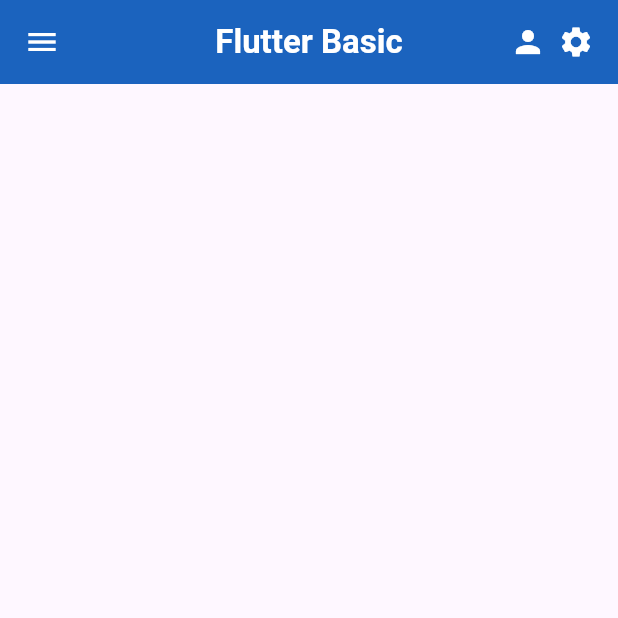
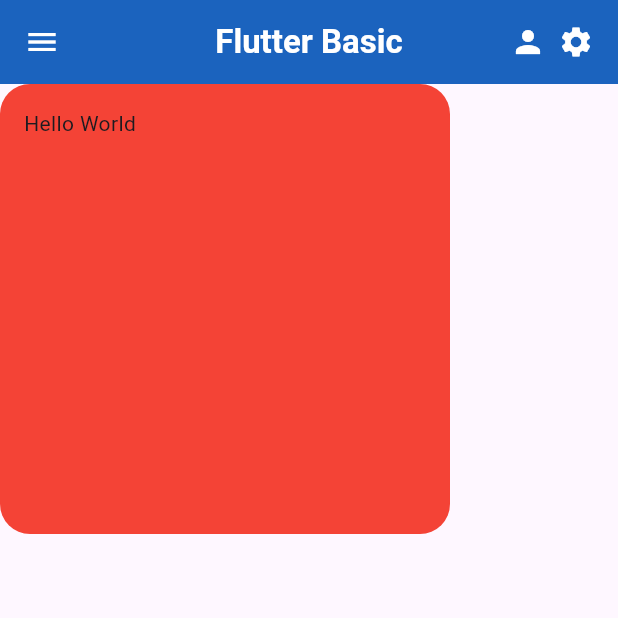
Before and after one commit to MuhammadIbraAlfathar/flutter-basic, a Flutter app: the screen it shows after launch, on a phone screen of 412 x 824 dp, the top half of it. Run offline on Flutter 3.47's test engine with Material 3 defaults, Android fonts, the phone set to English and light mode, and no system bars.

Commit message:
belajar body dan component container

```diff
--- a/lib/home_page.dart
+++ b/lib/home_page.dart
@@ -40,6 +40,16 @@ class _HomePageState extends State<HomePage> {
           color: Colors.white,
         ),
       ),
+      body: Container(
+        padding: const EdgeInsets.all(16),
+        width: 300,
+        height: 300,
+        decoration: BoxDecoration(
+          color: Colors.red,
+          borderRadius: BorderRadius.circular(20),
+        ),
+        child: const Text("Hello World"),
+      ),
     );
   }
 }
```
